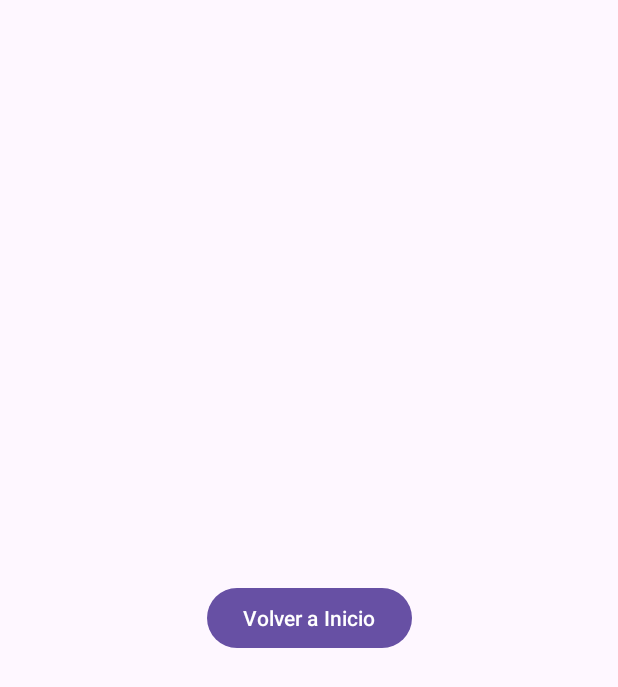
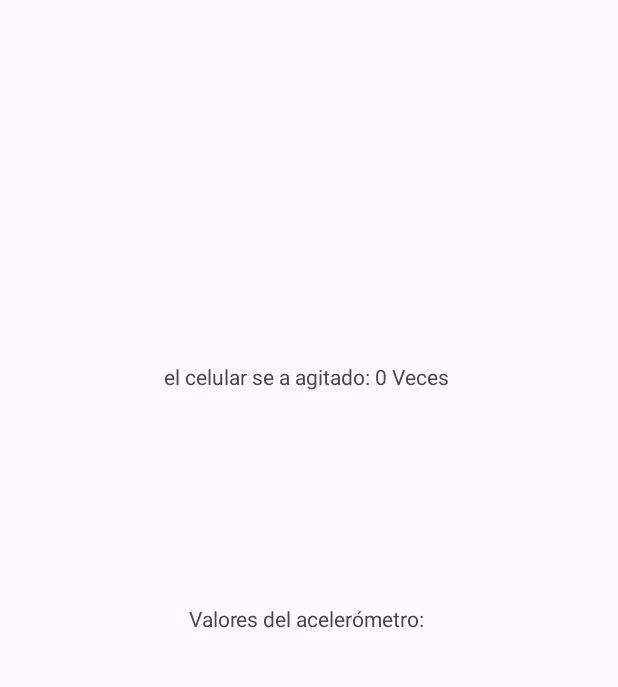
Before and after one commit to Dray-Ckons/HandsFaster, an Android app: the AboutActivity screen opened directly, with no data from a screen before it, on a phone screen of 412 x 824 dp. Shown: the top 687 px of the screen. Run offline under Robolectric (Android 15) with nearby library versions, the phone set to English and light mode, and no system bars.

Commit message:
Version 3.0.0 (falta ajustar un poco mas la deteccion de gestos)

```diff
--- a/app/src/main/AndroidManifest.xml
+++ b/app/src/main/AndroidManifest.xml
@@ -5,6 +5,8 @@
     <uses-permission android:name="android.permission.INTERNET" />
     <uses-permission android:name="android.permission.READ_EXTERNAL_STORAGE" />
     <uses-permission android:name="android.permission.WRITE_EXTERNAL_STORAGE" />
+    <uses-permission android:name="android.permission.BODY_SENSORS" />
+
 
     <application
         android:allowBackup="true"
--- a/app/src/main/java/com/example/handsfaster/AboutActivity.kt
+++ b/app/src/main/java/com/example/handsfaster/AboutActivity.kt
@@ -1,74 +1,71 @@
 package com.example.handsfaster
 
+import android.content.Context
+import android.hardware.Sensor
+import android.hardware.SensorEvent
+import android.hardware.SensorEventListener
+import android.hardware.SensorManager
+import android.os.Bundle
 import androidx.appcompat.app.AppCompatActivity
-import android.os.Bundle
-import android.view.GestureDetector
-import android.view.MotionEvent
-import android.widget.Button
 import android.widget.TextView
-import android.widget.Toast
 
-class AboutActivity : AppCompatActivity() {
-    private lateinit var gestureDetector: GestureDetector
-    private lateinit var textViewTouchEvent: Button
+class AboutActivity : AppCompatActivity(), SensorEventListener {
+
+    private var sensorManager: SensorManager? = null
+    private var accelerometer: Sensor? = null
+    private var accelerometerValuesTextView: TextView? = null
+    private var shakeCount = 0
+    private var lastXAxisValue = 0f
+    private var previousXAxisValue = 0f
+
+    private lateinit var shakeCountTextView: TextView
 
     override fun onCreate(savedInstanceState: Bundle?) {
         super.onCreate(savedInstanceState)
         setContentView(R.layout.activity_about)
-        gestureDetector = GestureDetector(this, GestureListener())
 
-        textViewTouchEvent = findViewById(R.id.buttonBackToHome)
+        // Inicializar el sensor del acelerómetro
+        sensorManager = getSystemService(Context.SENSOR_SERVICE) as SensorManager
+        accelerometer = sensorManager?.getDefaultSensor(Sensor.TYPE_ACCELEROMETER)
 
-
-    }
-    override fun onTouchEvent(event: MotionEvent): Boolean {
-        gestureDetector.onTouchEvent(event)
-        return super.onTouchEvent(event)
+        // Asignar los TextView recién agregados
+        accelerometerValuesTextView = findViewById(R.id.accelerometerValues)
+        shakeCountTextView = findViewById(R.id.sacude_s_n)
     }
 
-    inner class GestureListener : GestureDetector.SimpleOnGestureListener() {
-        override fun onDown(e: MotionEvent): Boolean {
-            showToast("onDown")
-            addToList("onDown")
-            return true
-        }
-
-        override fun onSingleTapUp(e: MotionEvent): Boolean {
-            showToast("onSingleTapUp")
-            addToList("onSingleTapUp")
-            return true
-        }
-
-        override fun onLongPress(e: MotionEvent) {
-            showToast("onLongPress")
-            addToList("onLongPress")
-
-        }
-
-        override fun onFling(
-            e1: MotionEvent?, e2: MotionEvent,
-            velocityX: Float, velocityY: Float
-        ): Boolean {
-            showToast("onFling")
-            addToList("onFling")
-            return true
-        }
-
-        override fun onScroll(
-            e1: MotionEvent?, e2: MotionEvent,
-            distanceX: Float, distanceY: Float
-        ): Boolean {
-            showToast("onScroll")
-            addToList("onScroll")
-            return true
+    override fun onResume() {
+        super.onResume()
+        accelerometer?.let { sensor ->
+            sensorManager?.registerListener(this, sensor, SensorManager.SENSOR_DELAY_NORMAL)
         }
     }
 
-    private fun showToast(message: String) {
-        Toast.makeText(this, message, Toast.LENGTH_SHORT).show()
-    }
-    private fun addToList(action: String){
-        textViewTouchEvent.text = action
+    override fun onPause() {
+        super.onPause()
+        sensorManager?.unregisterListener(this)
     }
 
+    override fun onAccuracyChanged(sensor: Sensor?, accuracy: Int) {
+        // No necesitas implementar nada aquí
+    }
+
+    override fun onSensorChanged(event: SensorEvent?) {
+        if (event?.sensor?.type == Sensor.TYPE_ACCELEROMETER) {
+            val xAxis = event.values[0]
+            val yAxis = event.values[1]
+            val zAxis = event.values[2]
+
+            // Verificar si hay un cambio repentino en xAxis
+            if ((previousXAxisValue > 8 && xAxis <= 8) || (previousXAxisValue < -8 && xAxis >= -8)) {
+                shakeCount++
+                shakeCountTextView.text = "El celular se ha agitado: $shakeCount Veces"
+            }
+
+            // Actualizar el TextView con los valores del acelerómetro
+            accelerometerValuesTextView?.text = "Valores del acelerómetro:\nX: $xAxis\nY: $yAxis\nZ: $zAxis"
+
+            // Actualizar los valores previos de xAxis
+            previousXAxisValue = xAxis
+        }
+    }
 }
--- a/app/src/main/res/layout/activity_about.xml
+++ b/app/src/main/res/layout/activity_about.xml
@@ -6,11 +6,22 @@
 
     <!-- Agrega aquí tus elementos de diseño para la pantalla "Sobre nosotros" -->
 
-    <Button
-        android:id="@+id/buttonBackToHome"
+    <TextView
+        android:id="@+id/sacude_s_n"
         android:layout_width="wrap_content"
         android:layout_height="wrap_content"
-        android:text="Volver a Inicio"
+        android:text="el celular se a agitado: 0 Veces "
+        app:layout_constraintBottom_toBottomOf="parent"
+        app:layout_constraintEnd_toEndOf="parent"
+        app:layout_constraintStart_toStartOf="parent"
+        app:layout_constraintTop_toTopOf="parent"
+        app:layout_constraintVertical_bias="0.3" />
+
+    <TextView
+        android:id="@+id/accelerometerValues"
+        android:layout_width="wrap_content"
+        android:layout_height="wrap_content"
+        android:text="Valores del acelerómetro: "
         app:layout_constraintBottom_toBottomOf="parent"
         app:layout_constraintEnd_toEndOf="parent"
         app:layout_constraintStart_toStartOf="parent"
--- a/app/src/main/res/layout/activity_home.xml
+++ b/app/src/main/res/layout/activity_home.xml
@@ -4,7 +4,6 @@
     android:layout_width="match_parent"
     android:layout_height="match_parent">
 
-    <!-- Agrega aquí tus elementos de diseño para la pantalla de inicio -->
 
     <Button
         android:id="@+id/buttonGame"
@@ -30,7 +29,7 @@
         android:id="@+id/buttonAbout"
         android:layout_width="wrap_content"
         android:layout_height="wrap_content"
-        android:text="Detector de Gestos"
+        android:text="Detector Acelerometro"
         app:layout_constraintBottom_toTopOf="@+id/buttonExit"
         app:layout_constraintEnd_toEndOf="parent"
         app:layout_constraintStart_toStartOf="parent"
```
Also changed, not shown: app/src/main/java/com/example/handsfaster/MainActivity.kt (+112 -17 lines), app/src/main/res/layout/activity_main.xml (+8 -0 lines).
